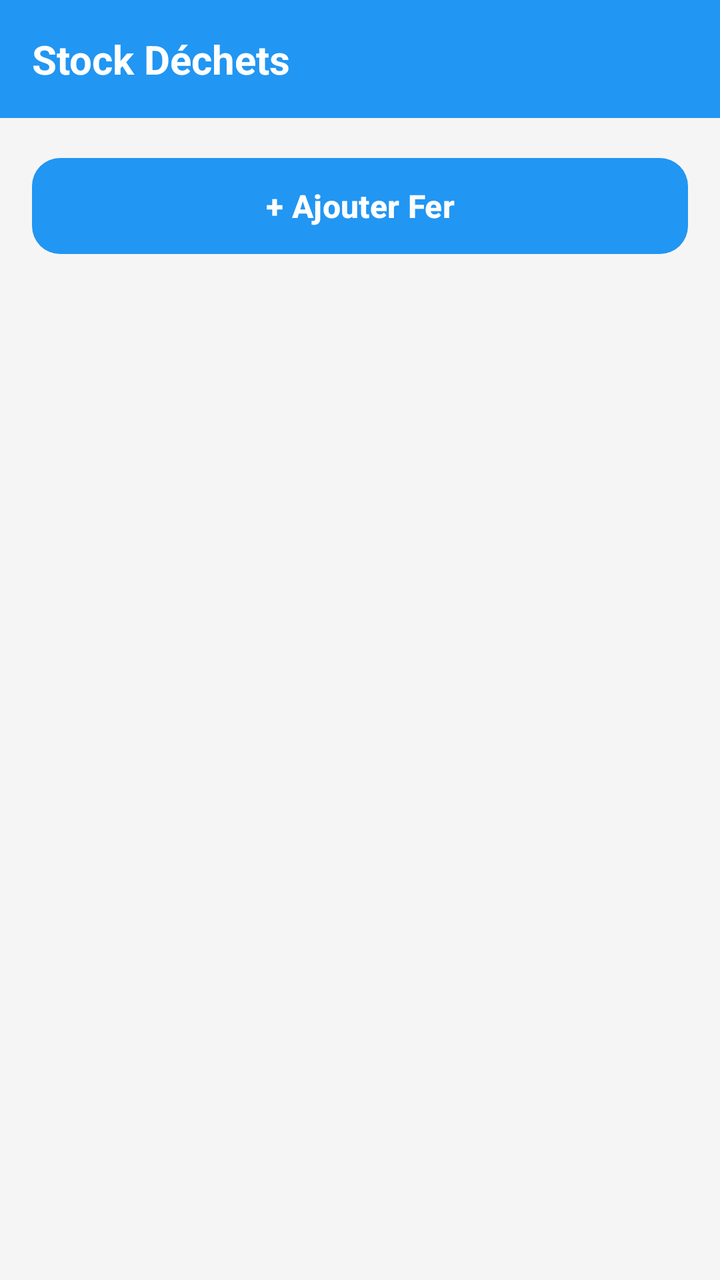
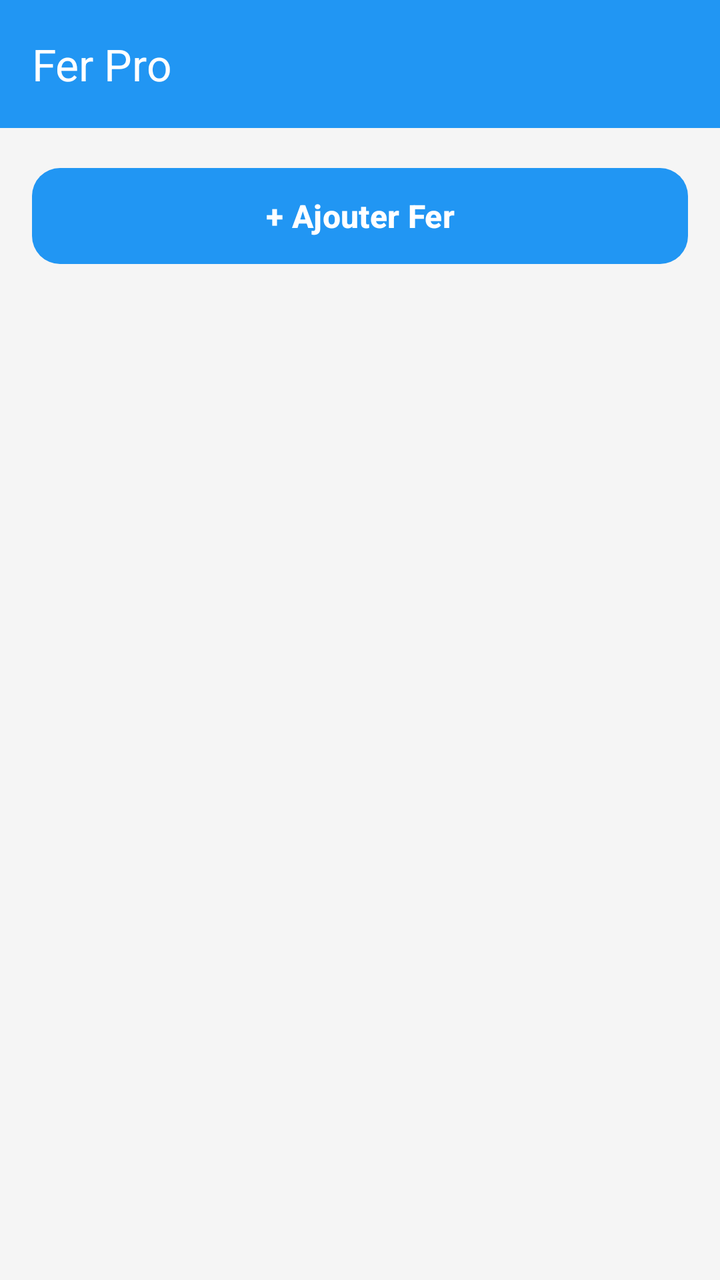

Screens rendered from an Android XML layout before and after an edit, with the pre-edit source and the edit as a unified diff.
<!-- AndroidManifest.xml: application theme Theme.GKMBarFer -->
<!-- res/layout/activity_stock.xml -->
<?xml version="1.0" encoding="utf-8"?>
<LinearLayout xmlns:android="http://schemas.android.com/apk/res/android"
    xmlns:app="http://schemas.android.com/apk/res-auto"
    android:layout_width="match_parent"
    android:layout_height="match_parent"
    android:orientation="vertical"
    android:background="@color/background">

    <LinearLayout
        android:layout_width="match_parent"
        android:layout_height="wrap_content"
        android:orientation="horizontal"
        android:gravity="center_vertical"
        android:background="@color/primary"
        android:padding="16dp">

        <TextView
            android:layout_width="0dp"
            android:layout_height="wrap_content"
            android:layout_weight="1"
            android:text="Stock Déchets"
            android:textColor="@color/white"
            android:textSize="20sp"
            android:textStyle="bold" />

    </LinearLayout>

    <ScrollView
        android:layout_width="match_parent"
        android:layout_height="0dp"
        android:layout_weight="1"
        android:padding="16dp">

        <LinearLayout
            android:layout_width="match_parent"
            android:layout_height="wrap_content"
            android:orientation="vertical">

            <Button
                android:id="@+id/btnAjouterFer"
                style="@style/Widget.Material3.Button"
                android:layout_width="match_parent"
                android:layout_height="56dp"
                android:text="+ Ajouter Fer"
                android:textAllCaps="false"
                android:textSize="16sp"
                android:textStyle="bold"
                android:textColor="@color/white"
                app:backgroundTint="@color/primary"
                app:cornerRadius="14dp"
                app:elevation="3dp"
                android:layout_marginBottom="20dp" />

            <TextView
                android:id="@+id/tvStockVide"
                android:layout_width="match_parent"
                android:layout_height="wrap_content"
                android:text="Aucun fer en stock pour l'instant."
                android:textColor="@color/on_surface"
                android:textSize="14sp"
                android:gravity="center"
                android:padding="24dp"
                android:visibility="gone" />

            <LinearLayout
                android:id="@+id/layoutStock"
                android:layout_width="match_parent"
                android:layout_height="wrap_content"
                android:orientation="vertical" />

        </LinearLayout>
    </ScrollView>

</LinearLayout>
<!-- resources referenced by this layout -->
<resources>
  <color name="background">#F5F5F5</color>
  <color name="on_surface">#212121</color>
  <color name="primary">#2196F3</color>
  <color name="white">#FFFFFFFF</color>
  <style name="Theme.GKMBarFer" parent="Base.Theme.GKMBarFer" />
  <style name="Base.Theme.GKMBarFer" parent="Theme.Material3.DayNight">
          <item name="colorPrimary">@color/primary</item>
          <item name="colorPrimaryVariant">@color/primary_dark</item>
          <item name="colorOnPrimary">@color/white</item>
          <item name="android:windowBackground">@color/background</item>
      </style>
  <color name="primary_dark">#1976D2</color>
</resources>

<!-- the commit's change to res/layout/activity_stock.xml (unified diff, before → after) -->
@@ -1,74 +1,111 @@
 <?xml version="1.0" encoding="utf-8"?>
-<LinearLayout xmlns:android="http://schemas.android.com/apk/res/android"
+<androidx.drawerlayout.widget.DrawerLayout
+    xmlns:android="http://schemas.android.com/apk/res/android"
     xmlns:app="http://schemas.android.com/apk/res-auto"
+    android:id="@+id/drawerLayout"
     android:layout_width="match_parent"
-    android:layout_height="match_parent"
-    android:orientation="vertical"
-    android:background="@color/background">
+    android:layout_height="match_parent">
 
     <LinearLayout
         android:layout_width="match_parent"
-        android:layout_height="wrap_content"
-        android:orientation="horizontal"
-        android:gravity="center_vertical"
-        android:background="@color/primary"
-        android:padding="16dp">
+        android:layout_height="match_parent"
+        android:orientation="vertical"
+        android:background="@color/background">
 
-        <TextView
-            android:layout_width="0dp"
-            android:layout_height="wrap_content"
+        <include layout="@layout/layout_header" />
+
+        <ScrollView
+            android:layout_width="match_parent"
+            android:layout_height="0dp"
             android:layout_weight="1"
-            android:text="Stock Déchets"
-            android:textColor="@color/white"
-            android:textSize="20sp"
-            android:textStyle="bold" />
+            android:padding="16dp">
+
+            <LinearLayout
+                android:layout_width="match_parent"
+                android:layout_height="wrap_content"
+                android:orientation="vertical">
+
+                <Button
+                    android:id="@+id/btnAjouterFer"
+                    style="@style/Widget.Material3.Button"
+                    android:layout_width="match_parent"
+                    android:layout_height="56dp"
+                    android:layout_marginBottom="20dp"
+                    android:text="+ Ajouter Fer"
+                    android:textAllCaps="false"
+                    android:textSize="16sp"
+                    android:textStyle="bold"
+                    android:textColor="@color/white"
+                    app:backgroundTint="@color/primary"
+                    app:cornerRadius="14dp"
+                    app:elevation="3dp" />
+
+                <TextView
+                    android:id="@+id/tvStockVide"
+                    android:layout_width="match_parent"
+                    android:layout_height="wrap_content"
+                    android:text="Aucun fer en stock pour l'instant."
+                    android:textColor="@color/on_surface"
+                    android:textSize="14sp"
+                    android:gravity="center"
+                    android:padding="24dp"
+                    android:visibility="gone" />
+
+                <LinearLayout
+                    android:id="@+id/layoutStock"
+                    android:layout_width="match_parent"
+                    android:layout_height="wrap_content"
+                    android:orientation="vertical" />
+
+            </LinearLayout>
+        </ScrollView>
 
     </LinearLayout>
 
-    <ScrollView
-        android:layout_width="match_parent"
-        android:layout_height="0dp"
-        android:layout_weight="1"
-        android:padding="16dp">
+    <com.google.android.material.navigation.NavigationView
+        android:id="@+id/navigationView"
+        android:layout_width="wrap_content"
+        android:layout_height="match_parent"
+        android:layout_gravity="start"
+        app:headerLayout="@layout/nav_header"
+        app:menu="@menu/drawer_menu" />
 
-        <LinearLayout
-            android:layout_width="match_parent"
-            android:layout_height="wrap_content"
-            android:orientation="vertical">
+</androidx.drawerlayout.widget.DrawerLayout>
+<!-- res/layout/layout_header.xml (included above) -->
+<?xml version="1.0" encoding="utf-8"?>
+<com.google.android.material.appbar.MaterialToolbar
+    xmlns:android="http://schemas.android.com/apk/res/android"
+    xmlns:app="http://schemas.android.com/apk/res-auto"
+    android:id="@+id/toolbar"
+    android:layout_width="match_parent"
+    android:layout_height="?attr/actionBarSize"
+    android:background="@color/primary"
+    android:minHeight="?attr/actionBarSize"
+    app:title="@string/app_name"
+    app:titleTextColor="@color/white" />
+<!-- res/layout/nav_header.xml (included above) -->
+<?xml version="1.0" encoding="utf-8"?>
+<LinearLayout xmlns:android="http://schemas.android.com/apk/res/android"
+    android:layout_width="match_parent"
+    android:layout_height="160dp"
+    android:background="@color/primary"
+    android:gravity="center_vertical"
+    android:orientation="vertical"
+    android:padding="16dp">
 
-            <Button
-                android:id="@+id/btnAjouterFer"
-                style="@style/Widget.Material3.Button"
-                android:layout_width="match_parent"
-                android:layout_height="56dp"
-                android:text="+ Ajouter Fer"
-                android:textAllCaps="false"
-                android:textSize="16sp"
-                android:textStyle="bold"
-                android:textColor="@color/white"
-                app:backgroundTint="@color/primary"
-                app:cornerRadius="14dp"
-                app:elevation="3dp"
-                android:layout_marginBottom="20dp" />
+    <ImageView
+        android:layout_width="56dp"
+        android:layout_height="56dp"
+        android:layout_marginBottom="8dp"
+        android:contentDescription="@string/app_name"
+        android:src="@mipmap/ic_launcher" />
 
-            <TextView
-                android:id="@+id/tvStockVide"
-                android:layout_width="match_parent"
-                android:layout_height="wrap_content"
-                android:text="Aucun fer en stock pour l'instant."
-                android:textColor="@color/on_surface"
-                android:textSize="14sp"
-                android:gravity="center"
-                android:padding="24dp"
-                android:visibility="gone" />
-
-            <LinearLayout
-                android:id="@+id/layoutStock"
-                android:layout_width="match_parent"
-                android:layout_height="wrap_content"
-                android:orientation="vertical" />
-
-        </LinearLayout>
-    </ScrollView>
+    <TextView
+        android:layout_width="wrap_content"
+        android:layout_height="wrap_content"
+        android:text="@string/app_name"
+        android:textColor="@color/white"
+        android:textSize="18sp"
+        android:textStyle="bold" />
 
 </LinearLayout>
<!-- resource entries referenced after the edit -->
@@ -4,8 +4,16 @@
   <color name="on_surface">#212121</color>
   <color name="primary">#2196F3</color>
   <color name="white">#FFFFFFFF</color>
+  <!-- mipmap ic_launcher (mipmap-anydpi-v26) -->
+  <?xml version="1.0" encoding="utf-8"?>
+  <adaptive-icon xmlns:android="http://schemas.android.com/apk/res/android">
+      <background android:drawable="@drawable/ic_launcher_background"/>
+      <foreground android:drawable="@mipmap/ic_launcher_foreground"/>
+  </adaptive-icon>
+  <string name="app_name">Fer Pro</string>
   <style name="Theme.GKMBarFer" parent="Base.Theme.GKMBarFer" />
-  <style name="Base.Theme.GKMBarFer" parent="Theme.Material3.DayNight">
+  <!-- drawable ic_launcher_background: vector/xml drawable (drawable, 4866 chars, omitted) -->
+  <style name="Base.Theme.GKMBarFer" parent="Theme.Material3.DayNight.NoActionBar">
           <item name="colorPrimary">@color/primary</item>
           <item name="colorPrimaryVariant">@color/primary_dark</item>
           <item name="colorOnPrimary">@color/white</item>
